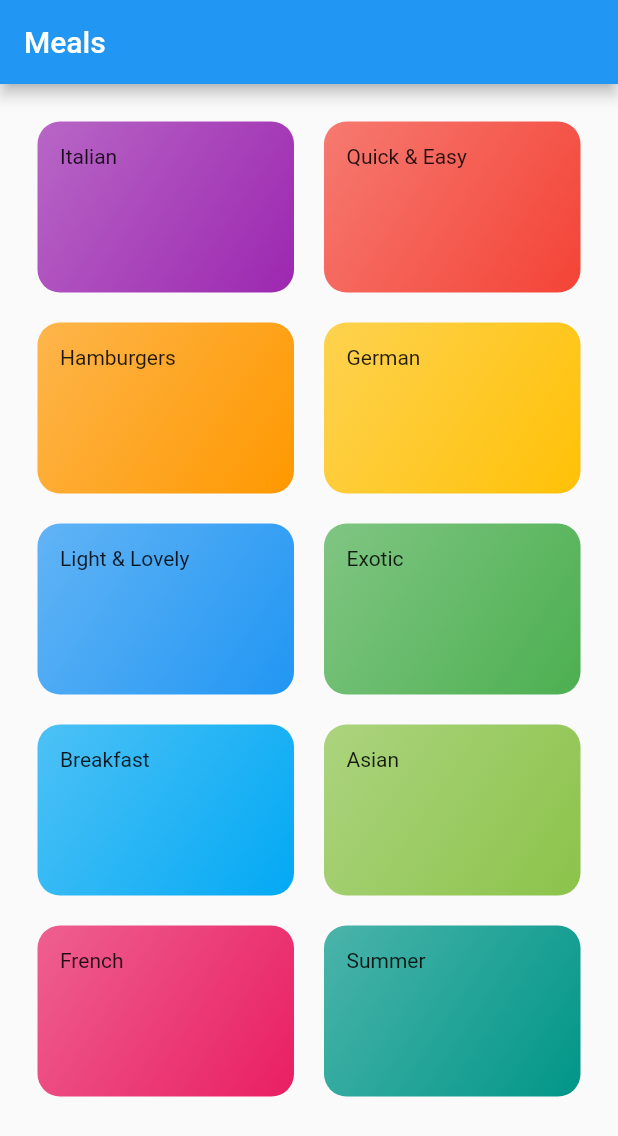
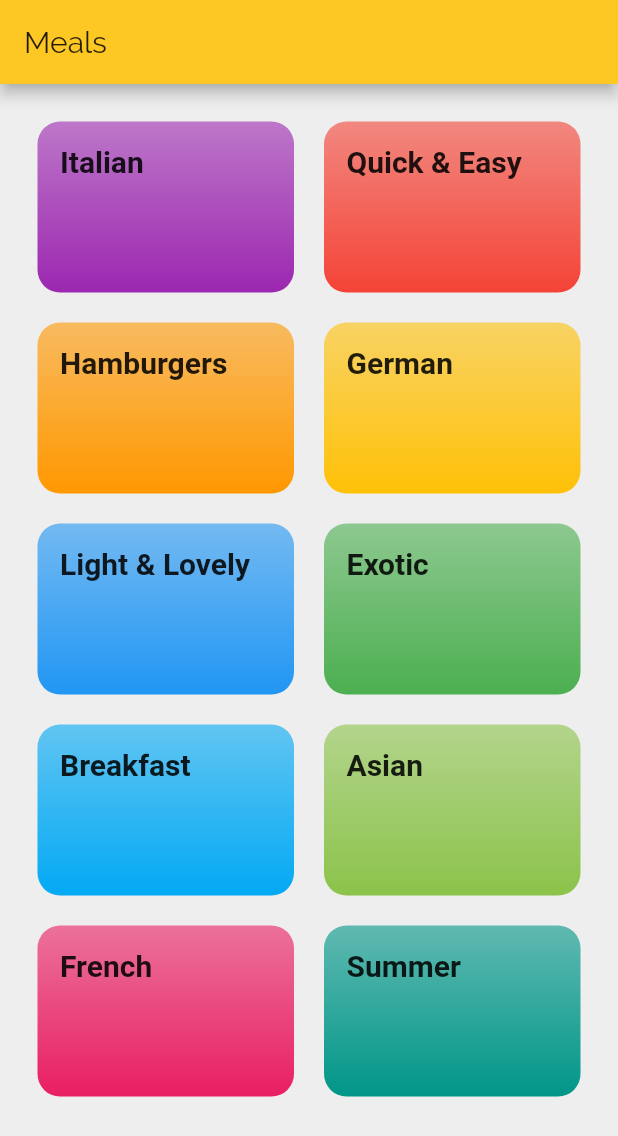
Before and after one commit to kaushalwagle/meals_app, a Flutter app: the screen it shows after launch, on a phone screen of 412 x 824 dp. Shown: the top 1136 px of the screen. Run offline on Flutter 3.47's test engine with Material 2 defaults, Android fonts, the phone set to English and light mode, and no system bars; Roboto replaces fonts that are missing (RobotoCondensed).

Commit message:
Navigation 101

```diff
--- a/lib/category_item.dart
+++ /dev/null
@@ -1,24 +0,0 @@
-import 'package:flutter/material.dart';
-
-class CategoryItem extends StatelessWidget {
-  final String title;
-  final Color color;
-
-  CategoryItem(this.title, this.color);
-
-  @override
-  Widget build(BuildContext context) {
-    return Container(
-      padding: const EdgeInsets.all(15),
-      child: Text(title),
-      decoration: BoxDecoration(
-        gradient: LinearGradient(
-          colors: [color.withOpacity(0.7), color],
-          begin: Alignment.topLeft,
-          end: Alignment.bottomRight,
-        ),
-        borderRadius: BorderRadius.circular(15),
-      ),
-    );
-  }
-}
--- a/lib/main.dart
+++ b/lib/main.dart
@@ -1,6 +1,7 @@
 import 'package:flutter/material.dart';
 
-import 'categories_screen.dart';
+import 'screens/categories_screen.dart';
+import 'screens/category_meals_screen.dart';
 
 void main() {
   runApp(MyApp());
@@ -12,9 +13,30 @@ class MyApp extends StatelessWidget {
     return MaterialApp(
       title: 'DeliMeals',
       theme: ThemeData(
-        primarySwatch: Colors.blue,
+        primaryColor: Color.fromRGBO(
+          253,
+          199,
+          36,
+          1,
+        ),
+        accentColor: Color.fromRGBO(36, 170, 253, 1),
+        canvasColor: Colors.grey.shade200,
+        fontFamily: 'Raleway',
+        textTheme: ThemeData.light().textTheme.copyWith(
+              bodyText1: TextStyle(color: Colors.grey.shade900),
+              bodyText2: TextStyle(color: Colors.grey.shade900),
+              headline6: TextStyle(
+                fontSize: 20,
+                fontWeight: FontWeight.bold,
+                fontFamily: 'RobotoCondensed',
+              ),
+            ),
       ),
       home: CategoriesScreen(),
+      routes: {
+        '/home': (context) => CategoriesScreen(),
+        '/category-meals': (context) => CategoryMealsScreen(),
+      },
     );
   }
 }
--- a/lib/categories_screen.dart
+++ b/lib/screens/categories_screen.dart
@@ -1,8 +1,8 @@
 import 'package:flutter/cupertino.dart';
 import 'package:flutter/material.dart';
 
-import './dummy_data.dart';
-import './category_item.dart';
+import '../dummy_data.dart';
+import '../widgets/category_item.dart';
 
 class CategoriesScreen extends StatelessWidget {
   @override
@@ -12,7 +12,7 @@ class CategoriesScreen extends StatelessWidget {
         title: const Text('Meals'),
       ),
       body: GridView(
-        padding: const EdgeInsets.all(25),
+        padding: const EdgeInsets.only(top: 25, left: 25, right: 25),
         gridDelegate: SliverGridDelegateWithMaxCrossAxisExtent(
           maxCrossAxisExtent: 200,
           childAspectRatio: 3 / 2,
@@ -21,6 +21,7 @@ class CategoriesScreen extends StatelessWidget {
         ),
         children: DUMMY_CATEGORIES
             .map((cat) => CategoryItem(
+                  cat.id,
                   cat.title,
                   cat.color,
                 ))
--- /dev/null
+++ b/lib/screens/category_meals_screen.dart
@@ -0,0 +1,24 @@
+import 'package:flutter/material.dart';
+
+class CategoryMealsScreen extends StatelessWidget {
+//  final String id;
+//  final String title;
+//
+//  CategoryMealsScreen(this.id, this.title);
+
+  @override
+  Widget build(BuildContext context) {
+    final routeArgs =
+        ModalRoute.of(context).settings.arguments as Map<String, String>;
+    final id = routeArgs['id'];
+    final title = routeArgs['title'];
+    return Scaffold(
+      appBar: AppBar(
+        title: Text(title),
+      ),
+      body: Center(
+        child: Text('The Recipes for the category?'),
+      ),
+    );
+  }
+}
--- /dev/null
+++ b/lib/widgets/category_item.dart
@@ -0,0 +1,40 @@
+import 'package:flutter/material.dart';
+
+class CategoryItem extends StatelessWidget {
+  final String id;
+  final String title;
+  final Color color;
+
+  CategoryItem(this.id, this.title, this.color);
+
+  void _selectCategory(BuildContext context) {
+    Navigator.of(context).pushNamed('/category-meals', arguments: {
+      'id': id,
+      'title': title,
+    });
+  }
+
+  @override
+  Widget build(BuildContext context) {
+    return InkWell(
+      onTap: () => _selectCategory(context),
+      splashColor: Theme.of(context).primaryColor,
+      borderRadius: BorderRadius.circular(15),
+      child: Container(
+        padding: const EdgeInsets.all(15),
+        child: Text(
+          title,
+          style: Theme.of(context).textTheme.headline6,
+        ),
+        decoration: BoxDecoration(
+          gradient: LinearGradient(
+            colors: [color.withOpacity(0.6), color],
+            begin: Alignment.topCenter,
+            end: Alignment.bottomCenter,
+          ),
+          borderRadius: BorderRadius.circular(15),
+        ),
+      ),
+    );
+  }
+}
```
